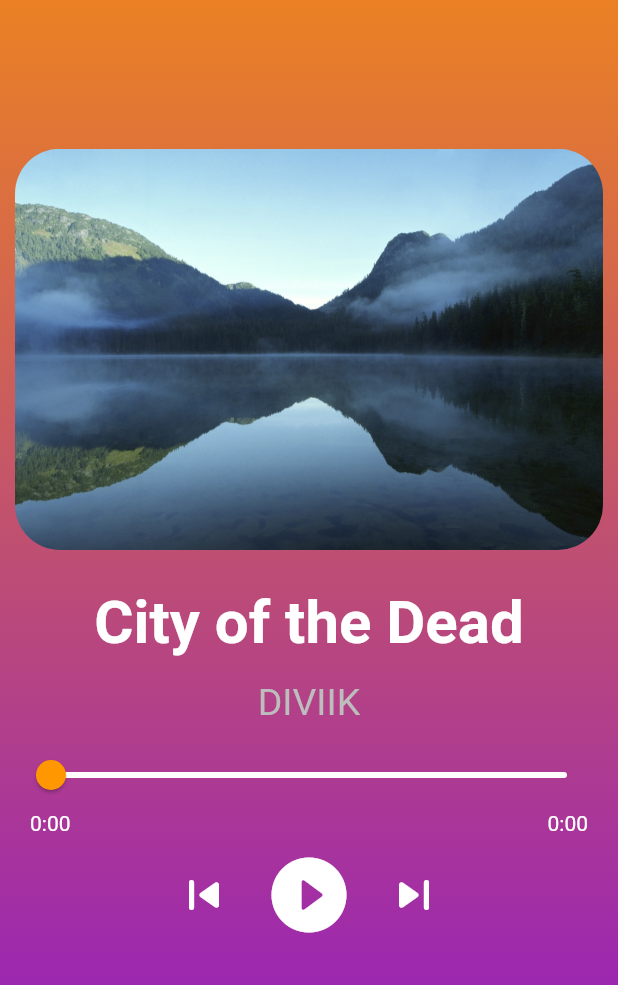
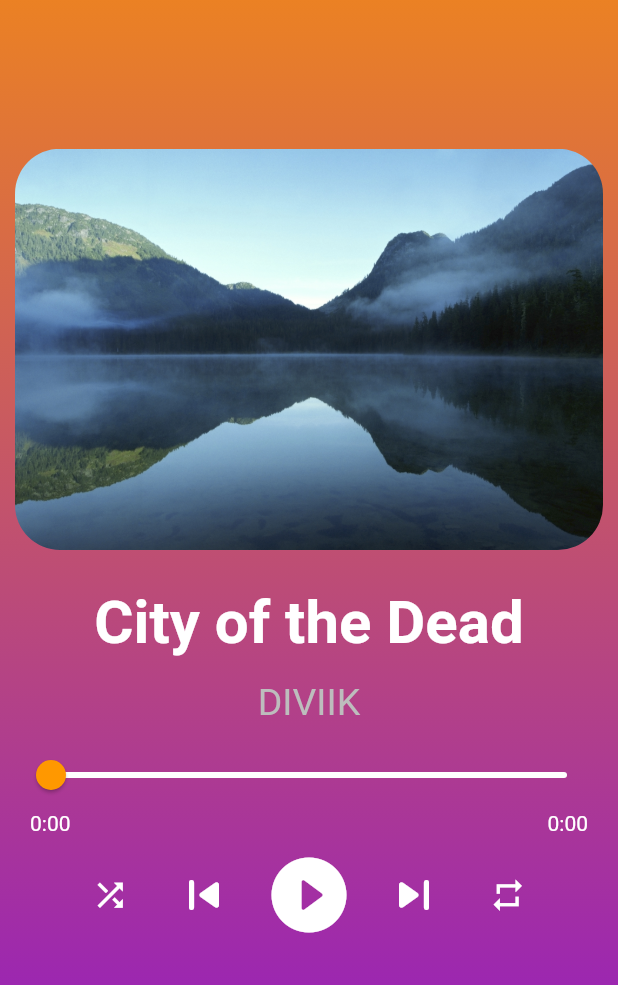
Before and after one commit to AlbertoPinto97/MusicApp, a Flutter app: the screen it shows after launch, on a phone screen of 412 x 824 dp, the part 251-1236 px from its top. Run offline on Flutter 3.47's test engine with Material 2 defaults, Android fonts, the phone set to English and light mode, and no system bars; our stand-ins replace just_audio.

Commit message:
button for looping added

```diff
--- a/lib/models/song.dart
+++ b/lib/models/song.dart
@@ -6,6 +6,7 @@ class Song {
   Duration position;
   bool isPaused;
   bool hasStarted;
+  bool hasEnded;
 
   Song(
       {required this.artist,
@@ -14,7 +15,8 @@ class Song {
       required this.position,
       required this.fileName,
       required this.isPaused,
-      required this.hasStarted});
+      required this.hasStarted,
+      required this.hasEnded});
 
   String getDurationToString() {
     String seconds;
--- a/lib/views/play_screen.dart
+++ b/lib/views/play_screen.dart
@@ -11,6 +11,8 @@ class PlayScreen extends StatefulWidget {
 }
 
 class _PlayScreenState extends State<PlayScreen> {
+  bool _isRepeating = false;
+  bool _isRandom = false;
   final _player = AudioPlayer();
   Song _currentSong = new Song(
       artist: 'DIVIIK',
@@ -19,7 +21,8 @@ class _PlayScreenState extends State<PlayScreen> {
       position: Duration(seconds: 0),
       fileName: 'Eurielle City of The Dead.mp3',
       isPaused: true,
-      hasStarted: false);
+      hasStarted: false,
+      hasEnded: false);
 
   @override
   initState() {
@@ -27,13 +30,33 @@ class _PlayScreenState extends State<PlayScreen> {
     _loadSong();
   }
 
-  _loadSong() async {
+  void _shuffleSong() {
+    setState(() {
+      this._isRandom = !this._isRandom;
+    });
+  }
+
+  void _repeatSong() {
+    setState(() {
+      this._isRepeating = !this._isRepeating;
+    });
+    this._isRepeating
+        ? this._player.setLoopMode(LoopMode.all)
+        : this._player.setLoopMode(LoopMode.off);
+  }
+
+  void _loadSong() async {
     var duration =
         await _player.setAsset('assets/audios/' + this._currentSong.fileName);
     // Listener of the current position
     this._player.positionStream.listen((position) {
-      if (this._currentSong.position == this._currentSong.duration) {
-        this._currentSong.isPaused = true;
+      if (this._currentSong.position.inSeconds ==
+          this._currentSong.duration.inSeconds) {
+        this._currentSong.hasEnded = true;
+        if (!this._isRepeating) {
+          this._currentSong.isPaused = true;
+          this._player.pause();
+        }
       }
       setState(() {
         this._currentSong.position = this._player.position;
@@ -45,7 +68,7 @@ class _PlayScreenState extends State<PlayScreen> {
     }
   }
 
-  playPauseMusic() async {
+  void playPauseMusic() async {
     if (this._currentSong.isPaused) {
       print("RESUME");
       setState(() {
@@ -169,6 +192,22 @@ class _PlayScreenState extends State<PlayScreen> {
                       crossAxisAlignment: CrossAxisAlignment.center,
                       children: [
                         InkWell(
+                            onTap: () => {_shuffleSong()},
+                            child: this._isRandom
+                                ? Icon(
+                                    Icons.shuffle,
+                                    color: Colors.orange,
+                                    size: 25,
+                                  )
+                                : Icon(
+                                    Icons.shuffle,
+                                    color: Colors.white,
+                                    size: 25,
+                                  )),
+                        SizedBox(
+                          width: 30,
+                        ),
+                        InkWell(
                           child: Icon(
                             Icons.skip_previous_rounded,
                             color: Colors.white,
@@ -203,6 +242,22 @@ class _PlayScreenState extends State<PlayScreen> {
                             size: 40,
                           ),
                         ),
+                        SizedBox(
+                          width: 30,
+                        ),
+                        InkWell(
+                            onTap: () => {_repeatSong()},
+                            child: this._isRepeating
+                                ? Icon(
+                                    Icons.repeat,
+                                    color: Colors.orange,
+                                    size: 25,
+                                  )
+                                : Icon(
+                                    Icons.repeat,
+                                    color: Colors.white,
+                                    size: 25,
+                                  )),
                       ],
                     ),
                   ],
```
